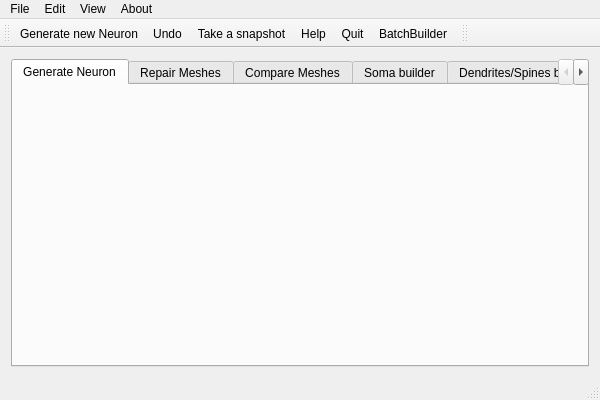
This is Neuronize/neuronize.ui in vg-lab/Neuronize as Qt 5 draws it before an edit. The edited form follows.
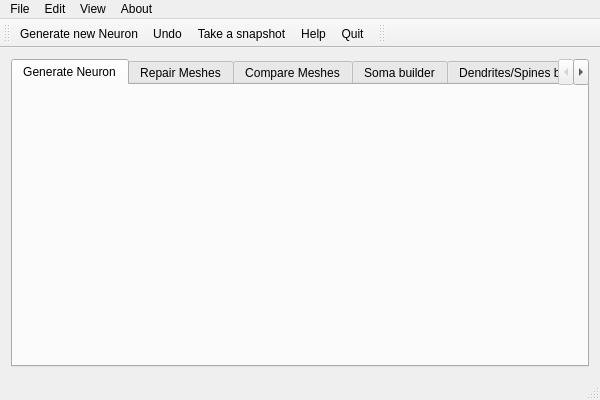
This is the edited form. Icons and pictures are not drawn.

Commit message: Change batchBuilder location

The edit to the form file:
```diff
--- a/Neuronize/neuronize.ui
+++ b/Neuronize/neuronize.ui
@@ -149,7 +149,6 @@
    <addaction name="actionTake_a_snapshot"/>
    <addaction name="actionHelp"/>
    <addaction name="actionQuit"/>
-   <addaction name="actionBatchBuilder"/>
   </widget>
   <widget class="QStatusBar" name="statusBar"/>
      <widget class="QToolBar" name="toolBar">
```
Left out of the diff: 12 changed lines with no effect on the pictures. Lines whose indentation alone changed are shown as unchanged. The commit also changes 9 other files.
